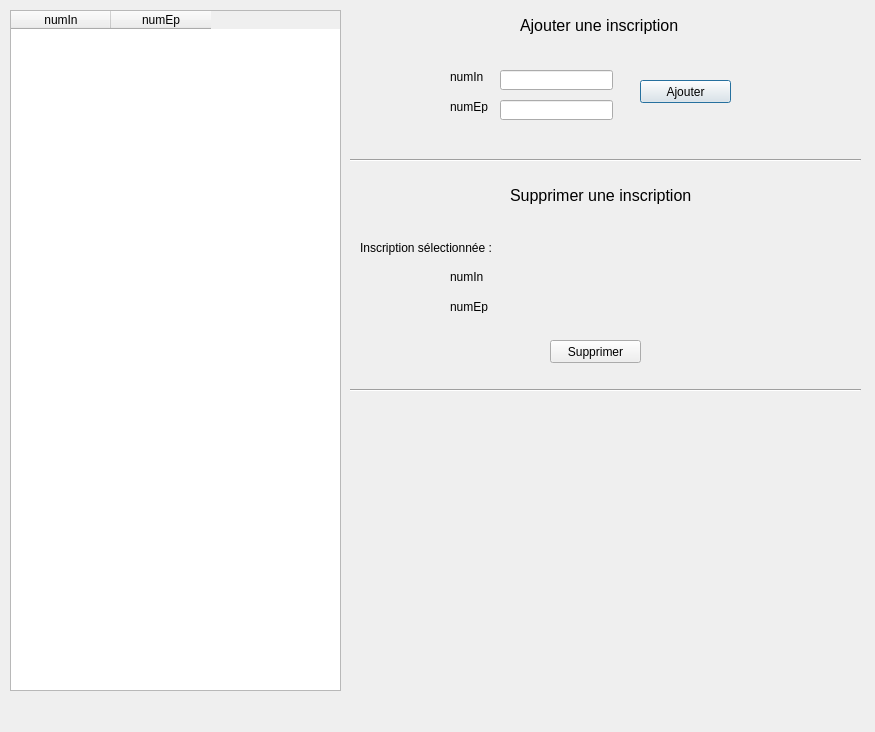
The window that gui/fct_partie3_1.ui (Cengokill/BaseDonnees_Qt_Designer) describes before a commit, drawn with Qt 5.
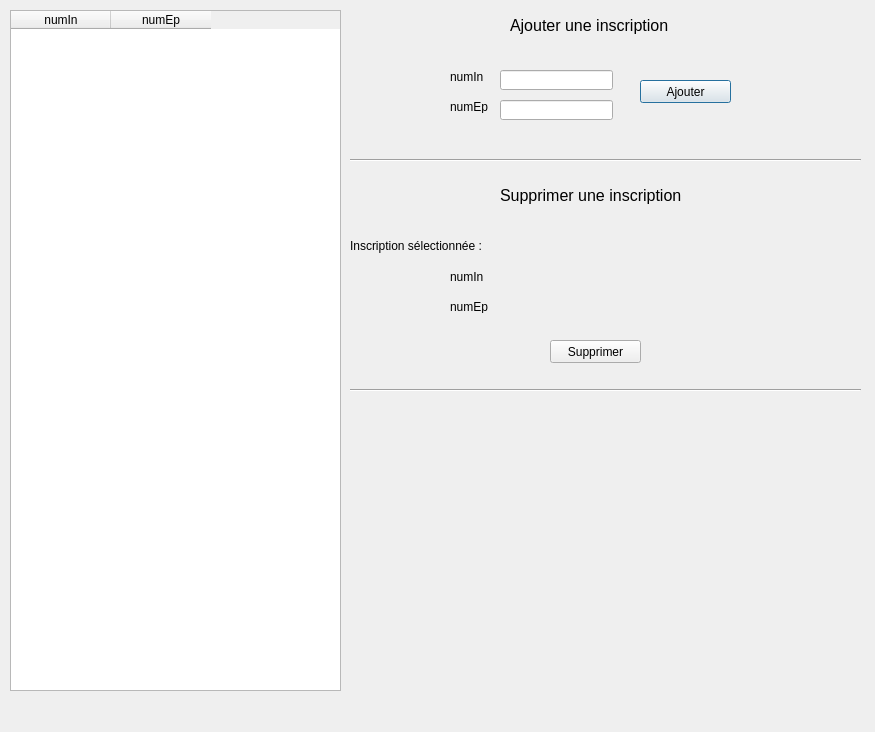
The same window after the commit.

Commit message: modif fonction partie 3.1

Patch:
```diff
--- a/gui/fct_partie3_1.ui
+++ b/gui/fct_partie3_1.ui
@@ -152,9 +152,9 @@
   <widget class="QLabel" name="label_3">
    <property name="geometry">
     <rect>
-     <x>520</x>
+     <x>510</x>
      <y>10</y>
-     <width>171</width>
+     <width>211</width>
      <height>31</height>
     </rect>
    </property>
@@ -170,9 +170,9 @@
   <widget class="QLabel" name="label_4">
    <property name="geometry">
     <rect>
-     <x>510</x>
+     <x>500</x>
      <y>180</y>
-     <width>191</width>
+     <width>251</width>
      <height>31</height>
     </rect>
    </property>
@@ -188,10 +188,10 @@
   <widget class="QLabel" name="label_5">
    <property name="geometry">
     <rect>
-     <x>360</x>
-     <y>240</y>
-     <width>131</width>
-     <height>16</height>
+     <x>350</x>
+     <y>236</y>
+     <width>141</width>
+     <height>20</height>
     </rect>
    </property>
    <property name="text">
```
